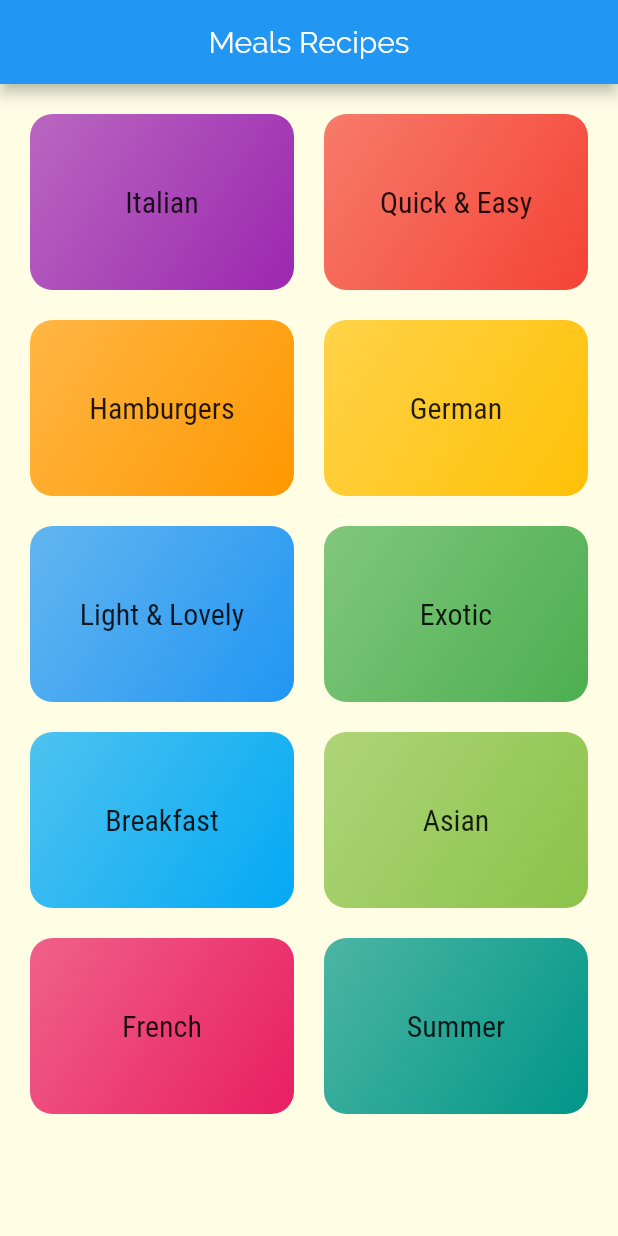
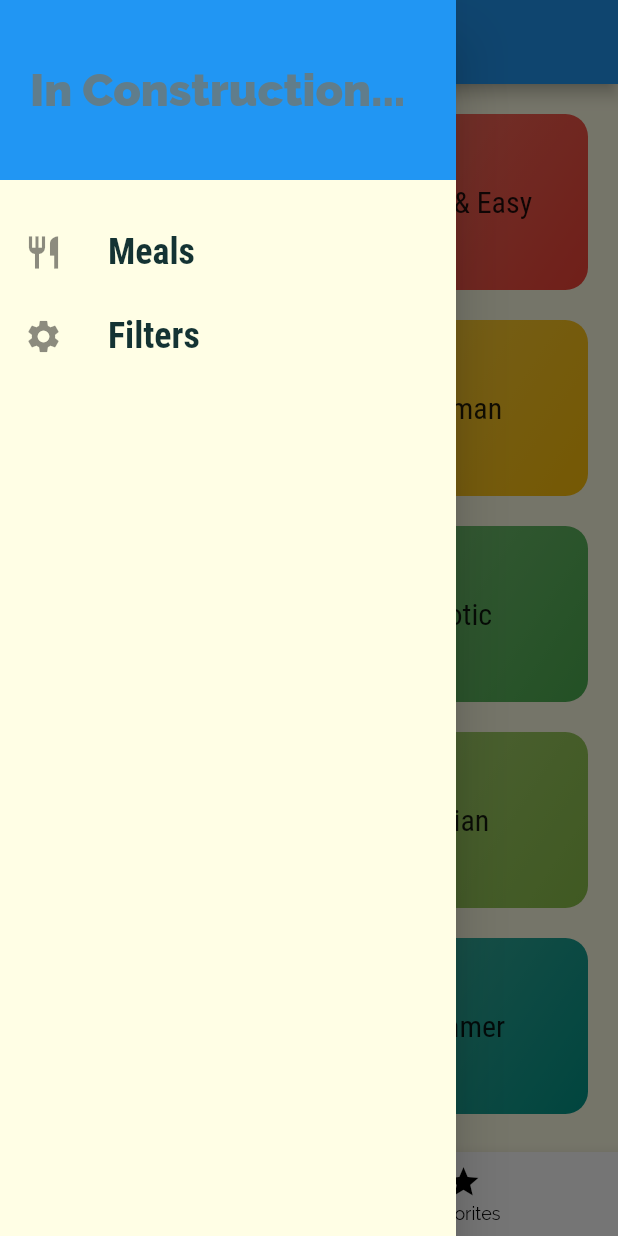
Before and after one commit to cesarcedanov/meals_app, a Flutter app: the screen it shows after launch, with the side drawer open (before the commit the screen has no drawer), on a phone screen of 412 x 824 dp. Run offline on Flutter 3.47's test engine with Material 2 defaults, Android fonts, the phone set to English and light mode, and no system bars.

Commit message:
Learned more about Navigation using Pop and also used a Drawer

```diff
--- a/meals_app/lib/main.dart
+++ b/meals_app/lib/main.dart
@@ -1,7 +1,9 @@
 import 'package:flutter/material.dart';
+import './pages/filters_page.dart';
 import './pages/categories_page.dart';
 import './pages/category_meals_page.dart';
 import './pages/meal_details_page.dart';
+import './pages/tab_pages.dart';
 
 void main() => runApp(MyApp());
 
@@ -31,9 +33,10 @@ class MyApp extends StatelessWidget {
       // home: CategoriesPage(),
       initialRoute: '/',
       routes: {
-        CategoriesPage.routeName: (ctx) => CategoriesPage(),
+        '/': (ctx) => TabsPage(),
         CategoryMealsPage.routeName: (ctx) => CategoryMealsPage(),
         MealDetailsPage.routeName: (ctx) => MealDetailsPage(),
+        FiltersPage.routeName: (ctx) => FiltersPage(),
       },
       onGenerateRoute: (settings) {
         print(settings.arguments);
--- a/meals_app/lib/pages/categories_page.dart
+++ b/meals_app/lib/pages/categories_page.dart
@@ -7,10 +7,6 @@ class CategoriesPage extends StatelessWidget {
   @override
   Widget build(BuildContext context) {
     return Scaffold(
-      appBar: AppBar(
-        centerTitle: true,
-        title: Text('Meals Recipes'),
-      ),
       body: GridView(
         padding: const EdgeInsets.all(20),
         children: DUMMY_CATEGORIES
--- /dev/null
+++ b/meals_app/lib/pages/filters_page.dart
@@ -0,0 +1,19 @@
+import 'package:flutter/material.dart';
+import './main_drawer.dart';
+
+class FiltersPage extends StatelessWidget {
+  static const routeName = '/filters';
+
+  @override
+  Widget build(BuildContext context) {
+    return Scaffold(
+      appBar: AppBar(
+        title: Text('Filters'),
+      ),
+      drawer: MainDrawer(),
+      body: Center(
+        child: Text('filters'),
+      ),
+    );
+  }
+}
--- /dev/null
+++ b/meals_app/lib/pages/main_drawer.dart
@@ -0,0 +1,58 @@
+import 'package:flutter/material.dart';
+import './filters_page.dart';
+
+class MainDrawer extends StatelessWidget {
+  Widget buildListTitle(String title, IconData icon, Function tapHandler) {
+    return ListTile(
+      leading: Icon(
+        icon,
+        size: 26,
+      ),
+      title: Text(
+        title,
+        style: TextStyle(
+          fontFamily: 'RobotoCondensed',
+          fontSize: 24,
+          fontWeight: FontWeight.bold,
+        ),
+      ),
+      onTap: tapHandler,
+    );
+  }
+
+  @override
+  Widget build(BuildContext context) {
+    return Drawer(
+      child: Column(
+        children: <Widget>[
+          Container(
+            alignment: Alignment.centerLeft,
+            height: 120,
+            width: double.infinity,
+            padding: const EdgeInsets.all(20),
+            color: Theme.of(context).primaryColor,
+            child: Text(
+              'In Construction...',
+              style: TextStyle(
+                fontWeight: FontWeight.w900,
+                fontSize: 30,
+                color: Theme.of(context).accentColor,
+              ),
+            ),
+          ),
+          SizedBox(height: 20),
+          buildListTitle(
+            'Meals',
+            Icons.restaurant,
+            () {
+              Navigator.of(context).pushReplacementNamed('/');
+            },
+          ),
+          buildListTitle('Filters', Icons.settings, () {
+            Navigator.of(context).pushReplacementNamed(FiltersPage.routeName);
+          }),
+        ],
+      ),
+    );
+  }
+}
--- /dev/null
+++ b/meals_app/lib/pages/tab_pages.dart
@@ -0,0 +1,58 @@
+import 'package:flutter/material.dart';
+import './main_drawer.dart';
+import './favorites_page.dart';
+import './categories_page.dart';
+
+class TabsPage extends StatefulWidget {
+  @override
+  _TabsPageState createState() => _TabsPageState();
+}
+
+class _TabsPageState extends State<TabsPage> {
+  final List<Map<String, Object>> _pages = [
+    {
+      "page": CategoriesPage(),
+      "title": 'Categories',
+    },
+    {
+      "page": FavoritesPage(),
+      "title": 'Your Favorite',
+    }
+  ];
+
+  int _selectedPageIndex = 0;
+
+  void _selectPage(int index) {
+    setState(() {
+      _selectedPageIndex = index;
+    });
+  }
+
+  @override
+  Widget build(BuildContext context) {
+    return Scaffold(
+      appBar: AppBar(
+        title: Text(_pages[_selectedPageIndex]['title']),
+      ),
+      drawer: MainDrawer(),
+      body: _pages[_selectedPageIndex]['page'],
+      bottomNavigationBar: BottomNavigationBar(
+        onTap: _selectPage,
+        backgroundColor: Colors.white,
+        unselectedItemColor: Colors.black,
+        selectedItemColor: Colors.blue,
+        currentIndex: _selectedPageIndex,
+        items: [
+          BottomNavigationBarItem(
+            icon: Icon(Icons.category),
+            title: Text('Categories'),
+          ),
+          BottomNavigationBarItem(
+            icon: Icon(Icons.star),
+            title: Text('Favorites'),
+          ),
+        ],
+      ),
+    );
+  }
+}
```
Also changed, not shown: meals_app/lib/organism/meal_item.dart (+9 -2 lines), meals_app/lib/pages/category_meals_page.dart (+35 -15 lines), meals_app/lib/pages/favorites_page.dart (added, +10 -0 lines), meals_app/lib/pages/meal_details_page.dart (+7 -4 lines).
